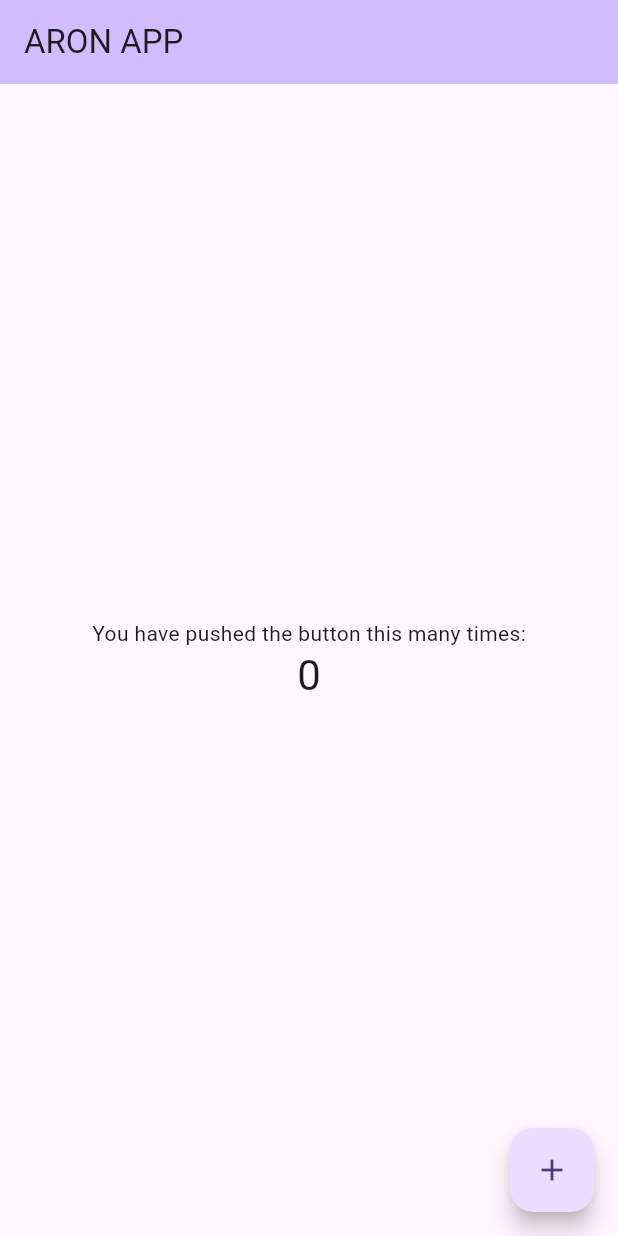
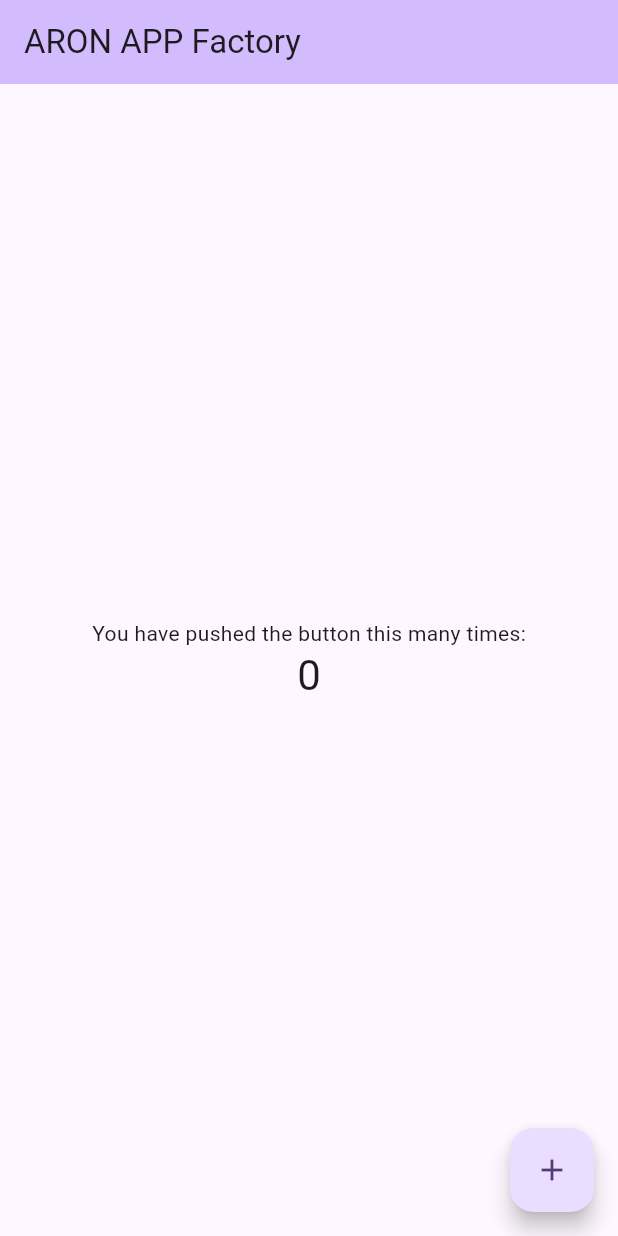
Before and after one commit to aronfranco369/admin2, a Flutter app: the screen it shows after launch, on a phone screen of 412 x 824 dp. Run offline on Flutter 3.47's test engine with Material 2 defaults, Android fonts, the phone set to English and light mode, and no system bars.

Commit message:
changed heading

```diff
--- a/lib/main.dart
+++ b/lib/main.dart
@@ -31,7 +31,7 @@ class MyApp extends StatelessWidget {
         colorScheme: ColorScheme.fromSeed(seedColor: Colors.deepPurple),
         useMaterial3: true,
       ),
-      home: const MyHomePage(title: 'ARON APP'),
+      home: const MyHomePage(title: 'ARON APP Factory'),
     );
   }
 }
```
